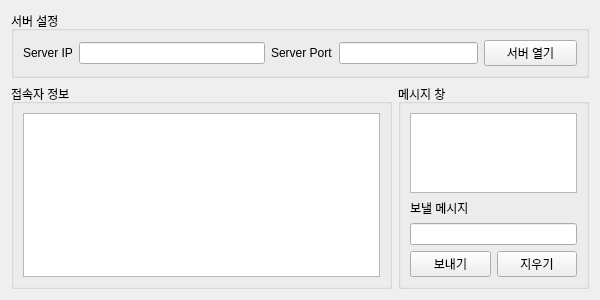
Qt form Chat/Server/form.ui (Yangyoonjoon/Chat) before a commit.
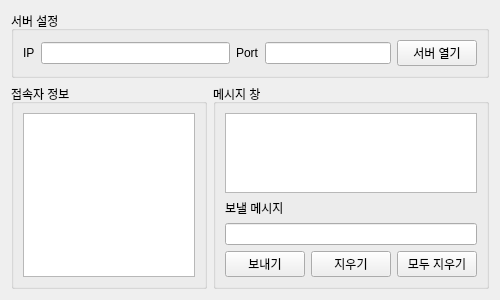
The same form after that commit.

Patch:
```diff
--- a/Chat/Server/form.ui
+++ b/Chat/Server/form.ui
@@ -6,7 +6,7 @@
    <rect>
     <x>0</x>
     <y>0</y>
-    <width>600</width>
+    <width>500</width>
     <height>300</height>
    </rect>
   </property>
@@ -19,11 +19,11 @@
      <property name="title">
       <string>서버 설정</string>
      </property>
-     <layout class="QHBoxLayout" name="horizontalLayout" stretch="1,4,1,3,2">
+     <layout class="QHBoxLayout" name="horizontalLayout" stretch="0,3,0,2,1">
       <item>
        <widget class="QLabel" name="label">
         <property name="text">
-         <string>Server IP</string>
+         <string>IP</string>
         </property>
        </widget>
       </item>
@@ -33,7 +33,7 @@
       <item>
        <widget class="QLabel" name="label_2">
         <property name="text">
-         <string>Server Port</string>
+         <string>Port</string>
         </property>
        </widget>
       </item>
@@ -51,7 +51,7 @@
     </widget>
    </item>
    <item>
-    <layout class="QHBoxLayout" name="horizontalLayout_4" stretch="2,1">
+    <layout class="QHBoxLayout" name="horizontalLayout_4" stretch="3,2">
      <item>
       <widget class="QGroupBox" name="groupBox_2">
        <property name="title">
@@ -99,6 +99,13 @@
             </property>
            </widget>
           </item>
+          <item>
+           <widget class="QPushButton" name="btn_delall">
+            <property name="text">
+             <string>모두 지우기</string>
+            </property>
+           </widget>
+          </item>
          </layout>
         </item>
        </layout>
```
